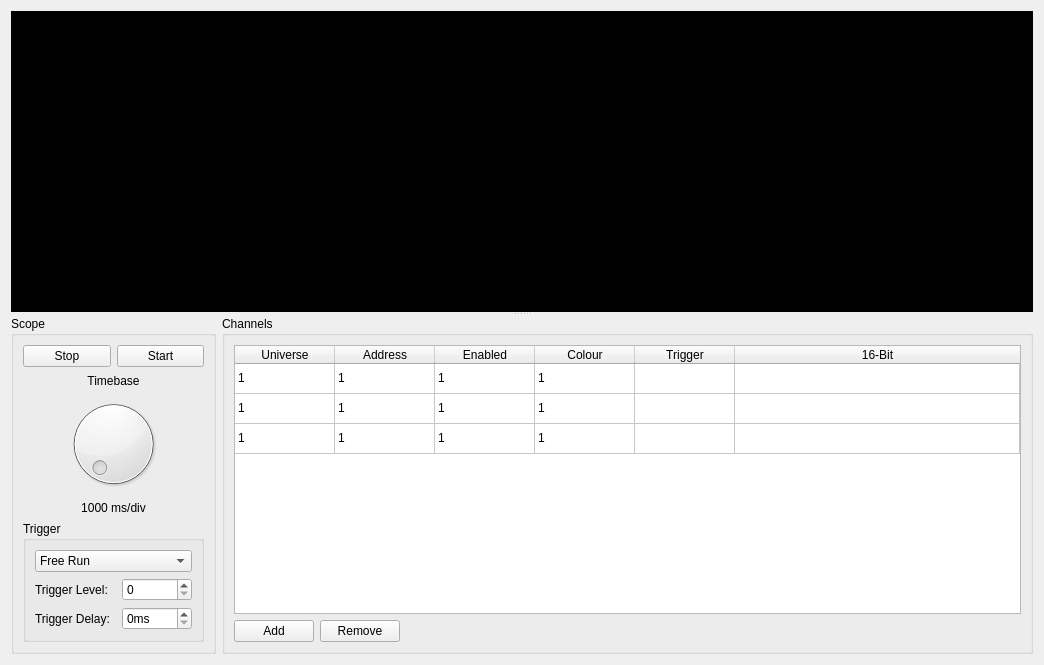
docsteer/sacnview, file ui/scopewindow.ui: the form before one commit.
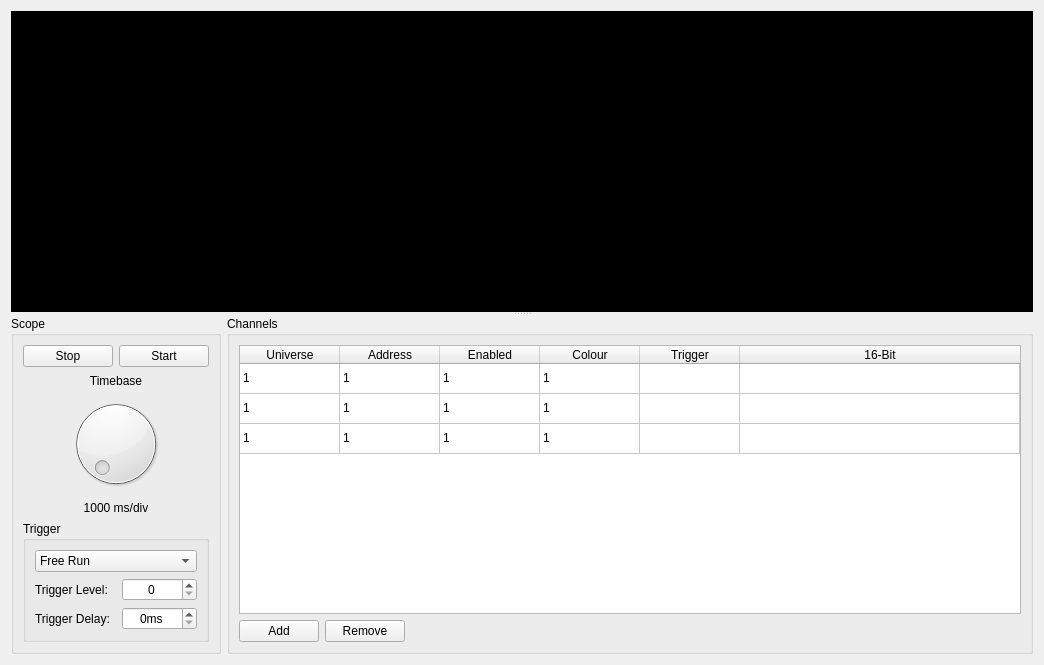
The form after the commit. Icons and pictures are not drawn. Custom widgets are drawn as their Qt base class.

Patch:
```diff
--- a/ui/scopewindow.ui
+++ b/ui/scopewindow.ui
@@ -109,7 +109,17 @@
               </widget>
              </item>
              <item row="1" column="2">
-              <widget class="QSpinBox" name="sbTriggerLevel"/>
+              <widget class="QSpinBox" name="sbTriggerLevel">
+               <property name="minimumSize">
+                <size>
+                 <width>75</width>
+                 <height>0</height>
+                </size>
+               </property>
+               <property name="alignment">
+                <set>Qt::AlignCenter</set>
+               </property>
+              </widget>
              </item>
              <item row="0" column="0" colspan="3">
               <widget class="QComboBox" name="cbTriggerMode">
@@ -139,6 +149,15 @@
              </item>
              <item row="2" column="2">
               <widget class="QSpinBox" name="sbTriggerDelay">
+               <property name="minimumSize">
+                <size>
+                 <width>75</width>
+                 <height>0</height>
+                </size>
+               </property>
+               <property name="alignment">
+                <set>Qt::AlignCenter</set>
+               </property>
                <property name="suffix">
                 <string>ms</string>
                </property>
```
